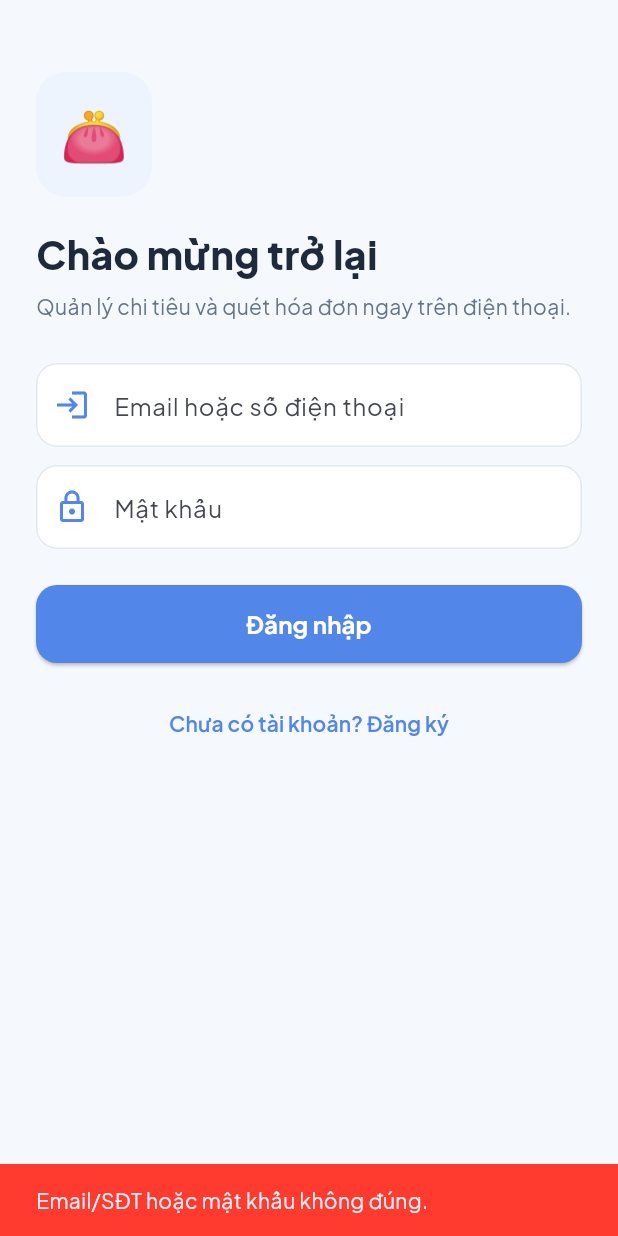
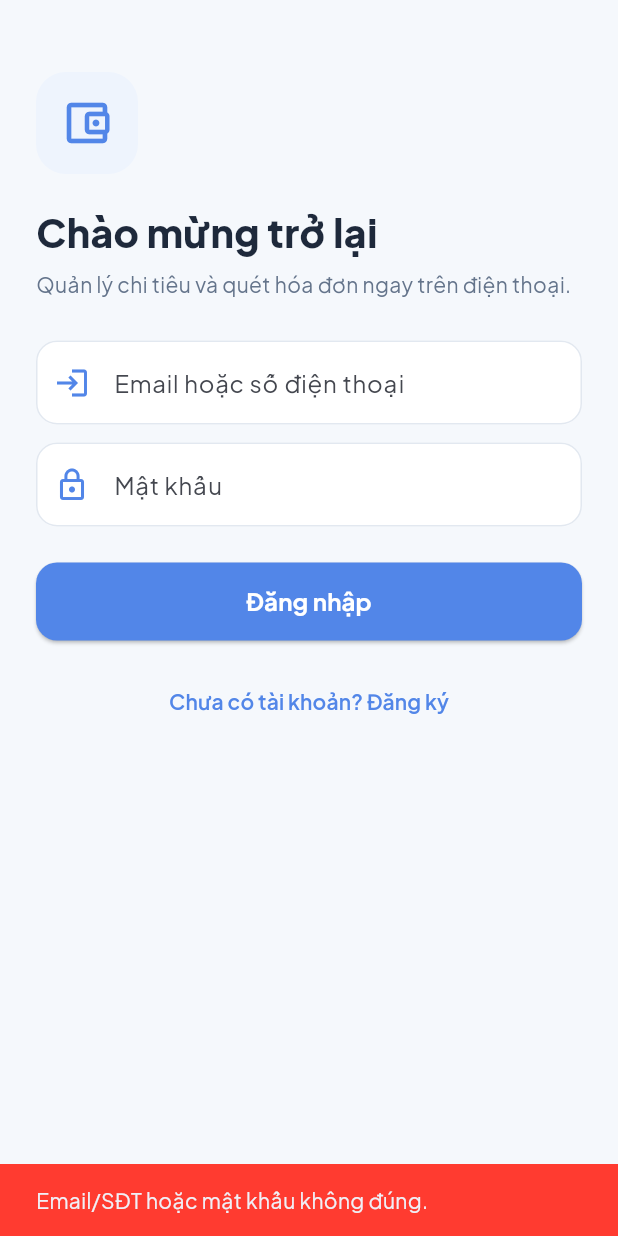
Before and after one commit to hynengy/Vi-xinh, a Flutter app: the screen it shows after launch, after a tap on "Đăng nhập", on a phone screen of 412 x 824 dp. Run offline on Flutter 3.47's test engine with Material 3 defaults, Android fonts, the phone set to English and light mode, and no system bars; our stand-ins replace camera, fl_chart, google_fonts, image_picker, local_auth, shared_preferences and 1 more; missing offline and left inert: google_mlkit_text_recognition; accounts and stored records are empty.

Commit message:
style: remove all redundant emojis and cluttered icons across web and mobile

```diff
--- a/phase-2-mobile-app/lib/extractor/dart_receipt_extractor.dart
+++ b/phase-2-mobile-app/lib/extractor/dart_receipt_extractor.dart
@@ -452,7 +452,7 @@ class DartReceiptExtractor {
     if (nameLower.contains('nước')) return '💧';
     if (nameLower.contains('wifi') || nameLower.contains('mạng')) return '🌐';
     if (nameLower.contains('phòng')) return '🏠';
-    return '📦';
+    return '';
   }
 
   static List<LineItem> extractLineItems(List<String> lines) {
--- a/phase-2-mobile-app/lib/models/transaction_model.dart
+++ b/phase-2-mobile-app/lib/models/transaction_model.dart
@@ -16,7 +16,7 @@ class LineItem {
       name: map['name'] ?? '',
       amount: (map['amount'] as num?)?.toDouble() ?? 0.0,
       consumption: map['consumption'],
-      icon: map['icon'] ?? '📦',
+      icon: map['icon'] ?? '',
     );
   }
 
--- a/phase-2-mobile-app/lib/screens/auth/lock_screen.dart
+++ b/phase-2-mobile-app/lib/screens/auth/lock_screen.dart
@@ -58,7 +58,7 @@ class _LockScreenState extends State<LockScreen> {
           child: Column(
             mainAxisAlignment: MainAxisAlignment.center,
             children: [
-              const Text('👛', style: TextStyle(fontSize: 56)),
+              const Icon(Icons.account_balance_wallet_outlined, size: 56, color: AppColors.primary),
               const SizedBox(height: 12),
               Text('Xin chào, $name', style: const TextStyle(fontSize: 20, fontWeight: FontWeight.bold)),
               const SizedBox(height: 8),
--- a/phase-2-mobile-app/lib/screens/auth/login_screen.dart
+++ b/phase-2-mobile-app/lib/screens/auth/login_screen.dart
@@ -85,7 +85,7 @@ class _LoginScreenState extends State<LoginScreen> {
               Container(
                 padding: const EdgeInsets.all(16),
                 decoration: BoxDecoration(color: AppColors.primaryLight, borderRadius: BorderRadius.circular(20)),
-                child: const Text('👛', style: TextStyle(fontSize: 36)),
+                child: const Icon(Icons.account_balance_wallet_outlined, size: 36, color: AppColors.primary),
               ),
               const SizedBox(height: 20),
               Text(_isRegister ? 'Tạo tài khoản' : 'Chào mừng trở lại',
--- a/phase-2-mobile-app/lib/screens/group/group_wallet_screen.dart
+++ b/phase-2-mobile-app/lib/screens/group/group_wallet_screen.dart
@@ -321,7 +321,11 @@ class _GroupWalletScreenState extends State<GroupWalletScreen> with SingleTicker
                                 final tx = groupProv.bills[i];
                                 return Card(
                                   child: ListTile(
-                                    leading: Text(AppCategories.iconOf(tx.category), style: const TextStyle(fontSize: 22)),
+                                    leading: const CircleAvatar(
+                                      backgroundColor: AppColors.primaryLight,
+                                      radius: 18,
+                                      child: Icon(Icons.receipt_outlined, size: 16, color: AppColors.primary),
+                                    ),
                                     title: Text(tx.merchantName, style: const TextStyle(fontWeight: FontWeight.bold)),
                                     subtitle: Text('${tx.transactionDate} · ${tx.notes ?? ''}'),
                                     trailing: Text('-${CurrencyFormatter.format(tx.amount)}', style: const TextStyle(color: AppColors.danger, fontWeight: FontWeight.bold)),
--- a/phase-2-mobile-app/lib/screens/profile/profile_screen.dart
+++ b/phase-2-mobile-app/lib/screens/profile/profile_screen.dart
@@ -153,7 +153,7 @@ class _ProfileScreenState extends State<ProfileScreen> {
                         CircleAvatar(
                           radius: 30,
                           backgroundColor: AppColors.primaryLight,
-                          child: Text(user.fullName.isNotEmpty ? user.fullName.trim().split(' ').last[0] : '👛',
+                          child: Text(user.fullName.isNotEmpty ? user.fullName.trim().split(' ').last[0] : 'V',
                               style: const TextStyle(fontSize: 22, fontWeight: FontWeight.bold, color: AppColors.primary)),
                         ),
                         const SizedBox(width: 16),
--- a/phase-2-mobile-app/lib/screens/review/review_receipt_screen.dart
+++ b/phase-2-mobile-app/lib/screens/review/review_receipt_screen.dart
@@ -291,7 +291,7 @@ class _ReviewReceiptScreenState extends State<ReviewReceiptScreen> {
                       children: ['food', 'bills', 'shopping', 'transport', 'other'].map((id) {
                         final isSel = _selectedCategory == id;
                         return ChoiceChip(
-                          label: Text('${AppCategories.iconOf(id)} ${AppCategories.labelOf(id)}',
+                          label: Text(AppCategories.labelOf(id),
                               style: TextStyle(fontSize: 12, color: isSel ? Colors.white : AppColors.textPrimary)),
                           selected: isSel,
                           selectedColor: AppColors.primary,
@@ -432,8 +432,7 @@ class _ReviewReceiptScreenState extends State<ReviewReceiptScreen> {
                                       });
                                     },
                                   ),
-                                  Text(item.icon ?? '📦', style: const TextStyle(fontSize: 16)),
-                                  const SizedBox(width: 8),
+                                  const SizedBox(width: 4),
                                   Expanded(
                                     child: Column(
                                       crossAxisAlignment: CrossAxisAlignment.start,
@@ -464,7 +463,6 @@ class _ReviewReceiptScreenState extends State<ReviewReceiptScreen> {
                         return ListTile(
                           dense: true,
                           contentPadding: EdgeInsets.zero,
-                          leading: Text(item.icon ?? '📦', style: const TextStyle(fontSize: 16)),
                           title: Text(item.name, style: const TextStyle(fontSize: 13, fontWeight: FontWeight.w500)),
                           subtitle: item.consumption != null && item.consumption!.isNotEmpty
                               ? Text(item.consumption!, style: const TextStyle(fontSize: 11, color: AppColors.textSecondary))
--- a/phase-2-mobile-app/lib/screens/splash/splash_screen.dart
+++ b/phase-2-mobile-app/lib/screens/splash/splash_screen.dart
@@ -115,31 +115,12 @@ class _SplashScreenState extends State<SplashScreen>
                       ),
                     ],
                   ),
-                  child: Stack(
-                    alignment: Alignment.center,
-                    children: [
-                      const Icon(
-                        Icons.account_balance_wallet_rounded,
-                        size: 54,
-                        color: Colors.white,
-                      ),
-                      Positioned(
-                        top: 22,
-                        right: 22,
-                        child: Container(
-                          padding: const EdgeInsets.all(4),
-                          decoration: const BoxDecoration(
-                            color: Colors.amberAccent,
-                            shape: BoxShape.circle,
-                          ),
-                          child: const Icon(
-                            Icons.auto_awesome,
-                            size: 14,
-                            color: Color(0xFF8D5B00),
-                          ),
-                        ),
-                      ),
-                    ],
+                  child: const Center(
+                    child: Icon(
+                      Icons.account_balance_wallet_rounded,
+                      size: 52,
+                      color: Colors.white,
+                    ),
                   ),
                 ),
               ),
```
Also changed, not shown: phase-2-mobile-app/lib/core/constants/app_categories.dart (+10 -10 lines), phase-2-mobile-app/lib/screens/budget/budget_screen.dart (+3 -10 lines), phase-2-mobile-app/lib/screens/home/dashboard_screen.dart (+8 -3 lines), 2 other files.
